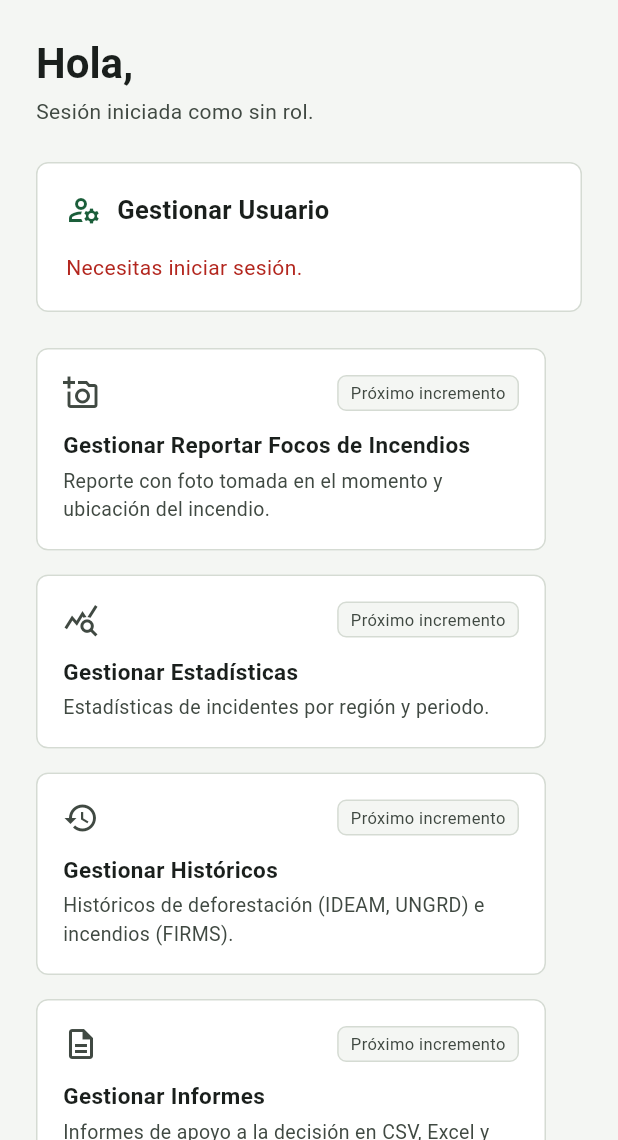
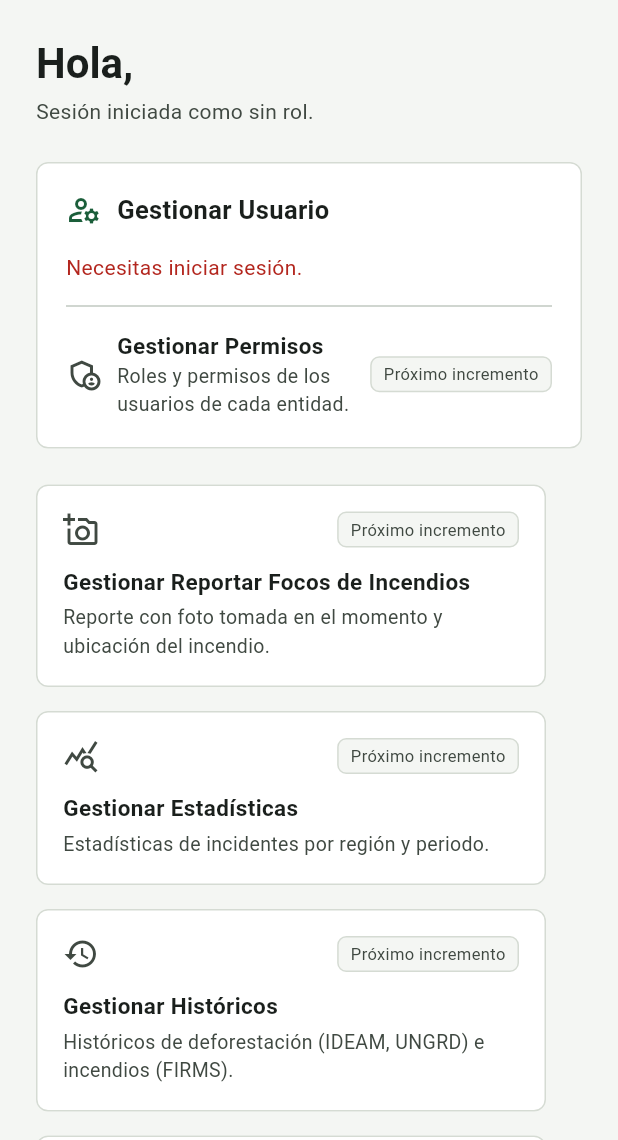
Before and after one commit to FoxyYTs/Vigia, a Flutter app: the PanelScreen screen opened directly, on a phone screen of 412 x 824 dp, the part 96-1236 px from its top. Run offline on Flutter 3.47's test engine with Material 3 defaults, Android fonts, the phone set to English and light mode, and no system bars; our stand-ins replace flutter_map, flutter_secure_storage, latlong2; accounts and stored records are empty; network calls fail.

Commit message:
feat(app): mostrar Gestionar Permisos y el registro del mapa de navegación
Faltaban dos nodos del árbol: Gestionar Usuario → Gestionar Permisos y
el registro de "Iniciar Sesión/Registrar Sesión". Se muestran rotulados
como próximo incremento, sin acción, igual que los otros bloques.

Refs: A1-revision m4

```diff
--- a/app/lib/screens/panel_screen.dart
+++ b/app/lib/screens/panel_screen.dart
@@ -5,6 +5,7 @@ import '../core/theme/vigia_theme.dart';
 import '../data/api/vigia_api.dart';
 import '../data/models/usuario.dart';
 import '../providers/auth_provider.dart';
+import '../widgets/proximo_incremento.dart';
 import '../widgets/vigia_marca.dart';
 import 'rutas.dart';
 
@@ -151,6 +152,26 @@ class _GestionarUsuarioState extends State<_GestionarUsuario> {
                 ),
                 const SizedBox(height: 16),
                 contenido,
+                const Divider(height: 32),
+                // Única subpágina del mapa de navegación:
+                // Gestionar Usuario → Gestionar Permisos.
+                const Row(
+                  children: [
+                    Icon(Icons.admin_panel_settings_outlined, color: VigiaColors.textoSecundario),
+                    SizedBox(width: 10),
+                    Expanded(
+                      child: Column(
+                        crossAxisAlignment: CrossAxisAlignment.start,
+                        children: [
+                          Text('Gestionar Permisos', style: TextStyle(fontWeight: FontWeight.w700, fontSize: 15)),
+                          Text('Roles y permisos de los usuarios de cada entidad.',
+                              style: TextStyle(color: VigiaColors.textoSecundario, fontSize: 13)),
+                        ],
+                      ),
+                    ),
+                    ProximoIncremento(),
+                  ],
+                ),
               ],
             );
           },
@@ -194,16 +215,7 @@ class _BloquePendiente extends StatelessWidget {
                 children: [
                   Icon(icono, color: VigiaColors.textoSecundario),
                   const Spacer(),
-                  Container(
-                    padding: const EdgeInsets.symmetric(horizontal: 8, vertical: 3),
-                    decoration: BoxDecoration(
-                      color: VigiaColors.superficie,
-                      borderRadius: BorderRadius.circular(6),
-                      border: Border.all(color: VigiaColors.borde),
-                    ),
-                    child: const Text('Próximo incremento',
-                        style: TextStyle(fontSize: 11, color: VigiaColors.textoSecundario)),
-                  ),
+                  const ProximoIncremento(),
                 ],
               ),
               const SizedBox(height: 12),
--- /dev/null
+++ b/app/lib/widgets/proximo_incremento.dart
@@ -0,0 +1,23 @@
+import 'package:flutter/material.dart';
+
+import '../core/theme/vigia_theme.dart';
+
+/// Rótulo de las pantallas del mapa de navegación que todavía no están
+/// implementadas: se muestran para que la navegación sea completa, pero no
+/// simulan una función que no existe.
+class ProximoIncremento extends StatelessWidget {
+  const ProximoIncremento({super.key});
+
+  static const texto = 'Próximo incremento';
+
+  @override
+  Widget build(BuildContext context) => Container(
+    padding: const EdgeInsets.symmetric(horizontal: 8, vertical: 3),
+    decoration: BoxDecoration(
+      color: VigiaColors.superficie,
+      borderRadius: BorderRadius.circular(6),
+      border: Border.all(color: VigiaColors.borde),
+    ),
+    child: const Text(texto, style: TextStyle(fontSize: 11, color: VigiaColors.textoSecundario)),
+  );
+}
```
Also changed, not shown: app/lib/screens/login_screen.dart (+16 -0 lines), 2 other files.
